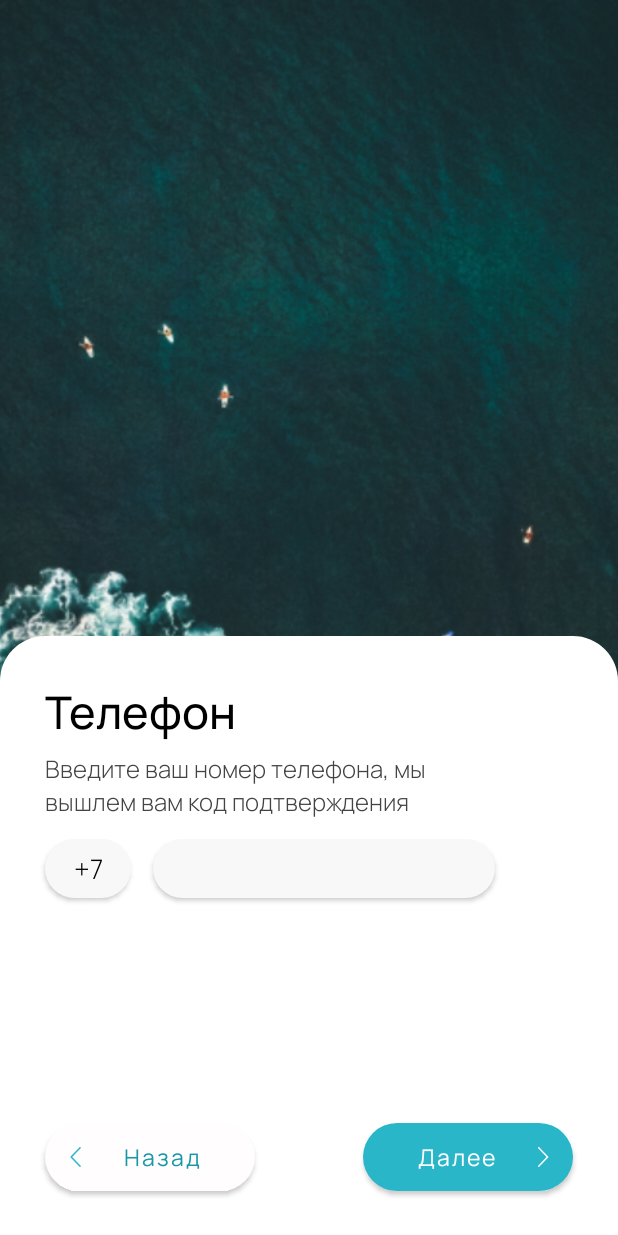
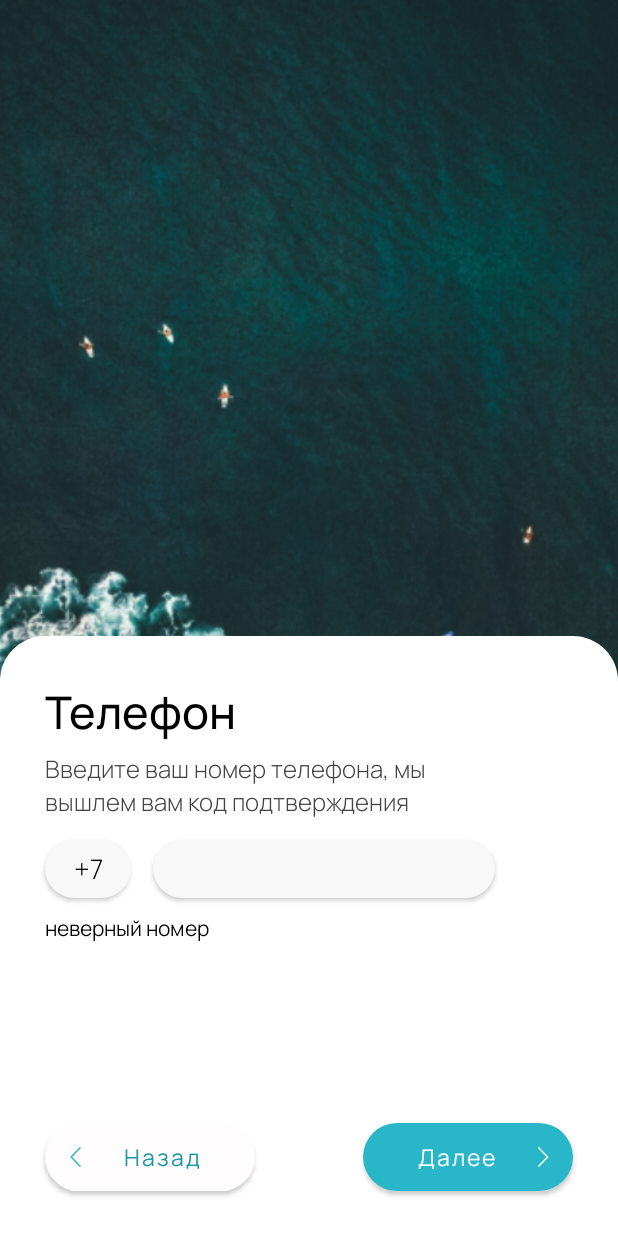
Before and after one commit to LightHope36/MedApp, an Android app: the auth3 screen opened directly, with no data from a screen before it, after a tap on "Далее", on a phone screen of 412 x 824 dp. Run offline under Robolectric (Android 15) with nearby library versions, the phone set to English and light mode, and no system bars; Roboto replaces fonts that are not available here.

Commit message:
error text in auth3

```diff
--- a/app/src/main/java/com/example/authorization/auth3.java
+++ b/app/src/main/java/com/example/authorization/auth3.java
@@ -18,6 +18,7 @@ import android.widget.ArrayAdapter;
 import android.widget.AutoCompleteTextView;
 import android.widget.Button;
 import android.widget.EditText;
+import android.widget.TextView;
 import android.widget.Toast;
 
 import com.google.android.material.textfield.TextInputLayout;
@@ -29,10 +30,9 @@ public class auth3 extends AppCompatActivity {
     private Button next2;
     private Button back2;
     private EditText reg;
-    private EditText phone;
+    private TextView errortext;
     // Идентификатор уведомления
     private static final int NOTIFY_ID = 10;
-
 
 
     @SuppressLint("WrongViewCast")
@@ -43,22 +43,27 @@ public class auth3 extends AppCompatActivity {
         super.onCreate(savedInstanceState);
         setContentView(R.layout.activity_auth3);
 
-        Button next2= findViewById(R.id.next_btn2);
+        Button next2 = findViewById(R.id.next_btn2);
         Button back2 = findViewById(R.id.back_btn2);
         EditText reg = findViewById(R.id.region_input);
         EditText phone = findViewById(R.id.phone_input);
+        TextView errortext = findViewById(R.id.errortext);
 
 
         next2.setOnClickListener(new View.OnClickListener() {
             @Override
             public void onClick(View v) {
-                if(phone.length()==10){
-                    if(reg.getText().length() <= 4 & reg.getText().charAt(0) =='+'){
-                Intent intent = new Intent(getApplicationContext(), auth4.class);
-                intent.addFlags(Intent.FLAG_ACTIVITY_NO_ANIMATION);
-                startActivity(intent);
-                overridePendingTransition(0, 0);
+                if (reg.getText().length() <= 4 & reg.getText().charAt(0) == '+') {
+                    if (phone.length() == 10) {
+                        Intent intent = new Intent(getApplicationContext(), auth4.class);
+                        intent.addFlags(Intent.FLAG_ACTIVITY_NO_ANIMATION);
+                        startActivity(intent);
+                        overridePendingTransition(0, 0);
+                    } else {
+                        errortext.setText("неверный номер");
                     }
+                } else {
+                    errortext.setText("неверно введён код страны");
                 }
             }
         });
@@ -68,7 +73,7 @@ public class auth3 extends AppCompatActivity {
                 Intent intent = new Intent(getApplicationContext(), auth2.class);
                 intent.addFlags(Intent.FLAG_ACTIVITY_NO_ANIMATION);
                 startActivity(intent);
-                overridePendingTransition(0,0);
+                overridePendingTransition(0, 0);
             }
         });
     }
--- a/app/src/main/res/layout/activity_auth3.xml
+++ b/app/src/main/res/layout/activity_auth3.xml
@@ -126,11 +126,12 @@
 
         <TextView
             android:id="@+id/errortext"
-            android:layout_width="wrap_content"
-            android:layout_height="wrap_content"
+            android:layout_width="200dp"
+            android:layout_height="35dp"
             android:layout_marginStart="30dp"
             android:layout_marginTop="10dp"
             android:fontFamily="@font/manrope_regular"
+            android:textColor="@color/black"
             app:layout_constraintStart_toStartOf="parent"
             app:layout_constraintTop_toBottomOf="@+id/region_input" />
 
--- a/app/src/main/res/layout/activity_auth4.xml
+++ b/app/src/main/res/layout/activity_auth4.xml
@@ -92,6 +92,7 @@
             android:layout_marginStart="30dp"
             android:layout_marginTop="10dp"
             android:fontFamily="@font/manrope_regular"
+            android:textColor="@color/black"
             android:text="@string/Время_на_подтверждение"
             android:textSize="13sp"
             app:layout_constraintStart_toStartOf="parent"
```
Also changed, not shown: app/src/main/java/com/example/authorization/auth4.java (+24 -15 lines).
